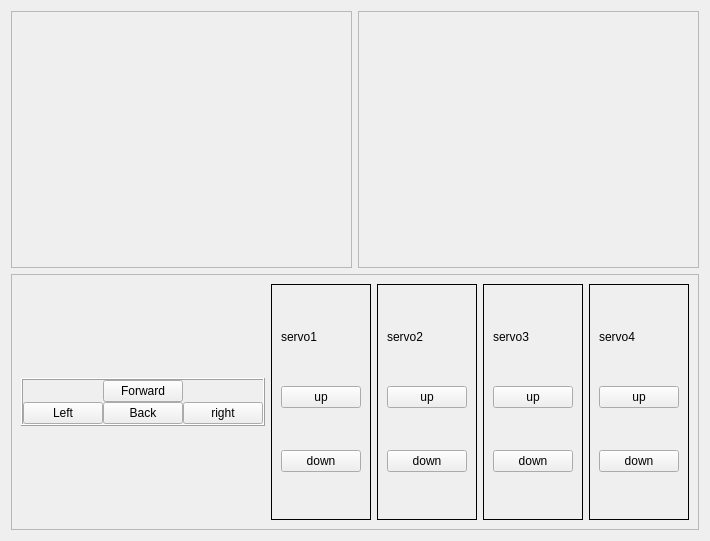
Before: the Qt Designer form controlPage.ui in duqcyxwd/LeapRobot, drawn with Qt 5.
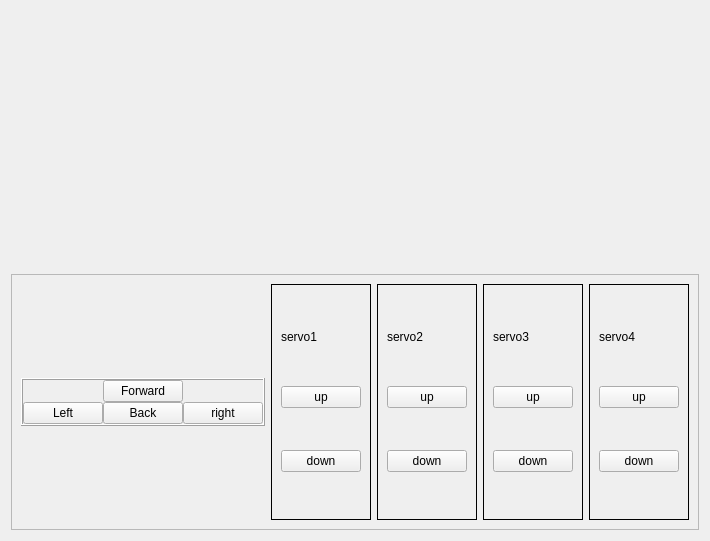
After: the same form once the commit is applied.

Commit message: add robothand sample widget

Diff of the .ui file:
```diff
--- a/controlPage.ui
+++ b/controlPage.ui
@@ -23,23 +23,26 @@
    <item>
     <layout class="QHBoxLayout" name="horizontalLayout_4">
      <item>
-      <widget class="QFrame" name="simulatecar">
-       <property name="frameShape">
-        <enum>QFrame::StyledPanel</enum>
-       </property>
-       <property name="frameShadow">
-        <enum>QFrame::Raised</enum>
-       </property>
+      <widget class="QWidget" name="widget_2" native="true">
+       <layout class="QVBoxLayout" name="carLayout"/>
       </widget>
      </item>
      <item>
-      <widget class="QFrame" name="hand">
-       <property name="frameShape">
-        <enum>QFrame::StyledPanel</enum>
-       </property>
-       <property name="frameShadow">
-        <enum>QFrame::Raised</enum>
-       </property>
+      <widget class="QWidget" name="widget" native="true">
+       <layout class="QVBoxLayout" name="robothandLayout">
+        <property name="leftMargin">
+         <number>0</number>
+        </property>
+        <property name="topMargin">
+         <number>0</number>
+        </property>
+        <property name="rightMargin">
+         <number>0</number>
+        </property>
+        <property name="bottomMargin">
+         <number>0</number>
+        </property>
+       </layout>
       </widget>
      </item>
     </layout>
```
The commit also changes 3 other files.
